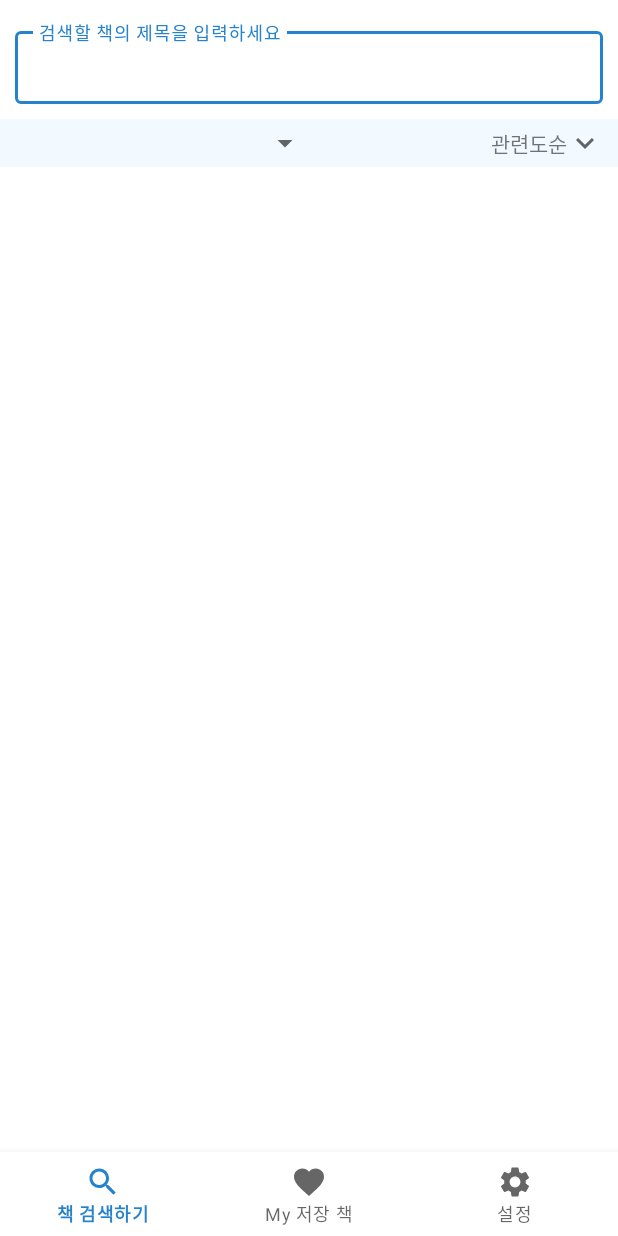
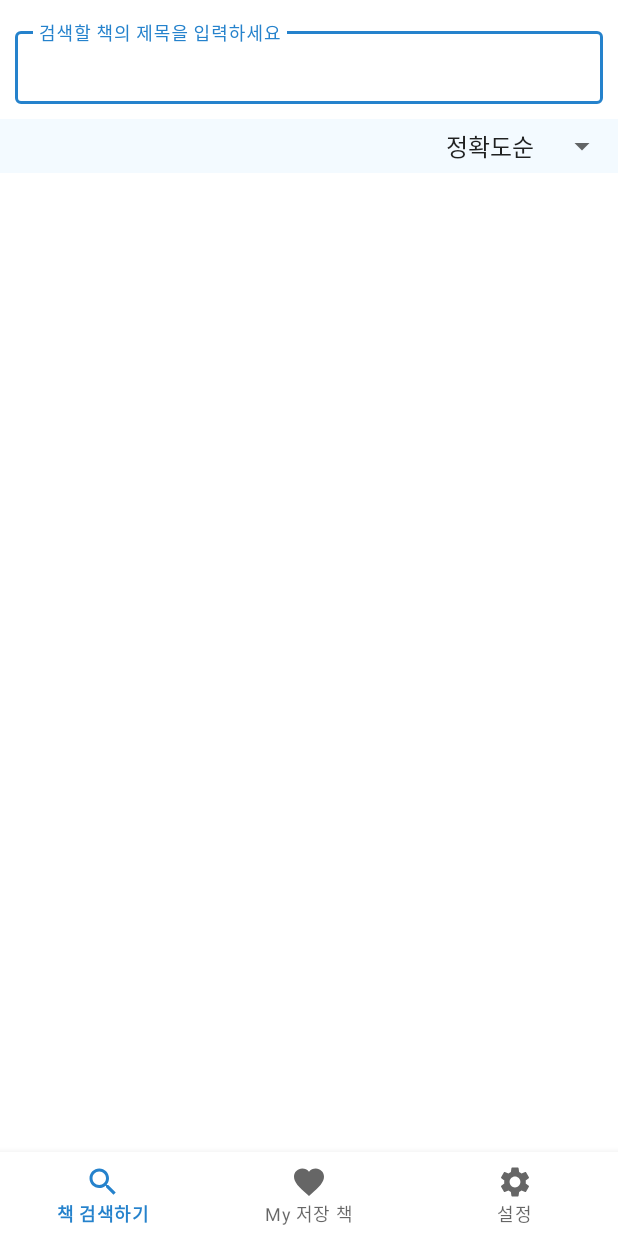
Before and after one commit to minjukit/BookSearch, an Android app: the screen it shows after launch (MainActivity), on a phone screen of 412 x 824 dp. Run offline under Robolectric (Android 15) with nearby library versions, the phone set to English and light mode, and no system bars; our stand-ins replace Room's generated code, navigation-ui.

Commit message:
spinner filter 구현

```diff
--- a/app/src/main/java/com/example/booksearch/data/repository/BookSearchRepositoryImpl.kt
+++ b/app/src/main/java/com/example/booksearch/data/repository/BookSearchRepositoryImpl.kt
@@ -56,6 +56,7 @@ class BookSearchRepositoryImpl(
         }
     }
 
+
     override suspend fun getSortMode(): Flow<String> {
         return dataStore.data.catch { exception ->
             if (exception is IOException) {
--- a/app/src/main/java/com/example/booksearch/ui/view/SearchFragment.kt
+++ b/app/src/main/java/com/example/booksearch/ui/view/SearchFragment.kt
@@ -5,16 +5,24 @@ import android.text.Editable
 import android.view.LayoutInflater
 import android.view.View
 import android.view.ViewGroup
+import android.widget.AdapterView
+import android.widget.ArrayAdapter
 import android.widget.Spinner
+import androidx.core.os.bundleOf
 import androidx.core.widget.addTextChangedListener
 import androidx.fragment.app.Fragment
+import androidx.fragment.app.setFragmentResult
 import androidx.lifecycle.Observer
+import androidx.lifecycle.lifecycleScope
 import androidx.navigation.fragment.findNavController
 import androidx.recyclerview.widget.DividerItemDecoration
 import androidx.recyclerview.widget.LinearLayoutManager
+import com.example.booksearch.R
 import com.example.booksearch.databinding.FragmentSearchBinding
 import com.example.booksearch.ui.adapter.BookSearchAdapter
 import com.example.booksearch.ui.viewModel.BookSearchViewModel
+import com.example.booksearch.util.Sort
+import kotlinx.coroutines.launch
 
 class SearchFragment : Fragment() {
 
@@ -56,7 +64,7 @@ class SearchFragment : Fragment() {
             bsAdapter.submitList(books)
         })
 
-/*
+
         bsAdapter.itemClick = object : BookSearchAdapter.ItemClick {
             override fun onClick(view: View, position: Int, url: String) {
 
@@ -74,42 +82,52 @@ class SearchFragment : Fragment() {
 
 
             }
-        }*/
+        }
 
         setUpRecyclerView()
+        setUpSpinner() //spinner filter
+
+        loadSettings()
 
         // AdapterView.OnItemSelectedListener override
+        spinner.onItemSelectedListener =
+            object : AdapterView.OnItemSelectedListener { //스피너 check된 모드를 뷰모델에 저장
+                override fun onItemSelected(p0: AdapterView<*>?, p1: View?, pos: Int, p3: Long) {
+                    val value = when (pos) {
+                        0 -> Sort.ACCURACY.value
+                        1 -> Sort.LATEST.value
+                        2 -> Sort.LOWEST.value
+                        3 -> Sort.HIGHEST.value
+                        4 -> Sort.GANADA.value
+                        else -> return@onItemSelected
+                    }
+                    bsViewModel.saveSortMode(value)
+                }
 
-        /* 추후 스피너로 변경할 것
-        spinner.onItemSelectedListener = object : AdapterView.OnItemSelectedListener {
-            override fun onItemSelected(p0: AdapterView<*>?, p1: View?, pos: Int, p3: Long) {
-                when (pos) {
-                    0 -> {
-                        Log.d("filter", "0" + p3.toString())
-                    }
-                    1 -> {
-                        Log.d("filter", "1" + p3.toString())
-                    }
-                    2 -> {
-                        Log.d("filter", "2" + p3.toString())
-                    }
-                    3 -> {
-                        Log.d("filter", "3" + p3.toString())
-                    }
-                    else -> {
+                // ***추후에 리사이클러뷰 바로 update되도록 수정할 것***
 
-                    }
+                override fun onNothingSelected(p0: AdapterView<*>?) {
+
                 }
             }
 
-            override fun onNothingSelected(p0: AdapterView<*>?) {
-
-            }
-        }
-*/
     }
 
-    /*추후 스피너로 변경할 것
+
+    private fun loadSettings() { //뷰모델에서 불러온 값을 확인 후 스피너에 반영
+        lifecycleScope.launch {
+            val spinnerId = when (bsViewModel.getSortMode()) {
+                Sort.ACCURACY.value -> 0
+                Sort.LATEST.value -> 1
+                Sort.LOWEST.value -> 2
+                Sort.HIGHEST.value -> 3
+                Sort.GANADA.value -> 4
+                else -> return@launch
+            }
+            binding.spinner.setSelection(spinnerId)
+        }
+    }
+
     private fun setUpSpinner() {
         //spinner 어댑터 설정 - array 연결
         spinner = binding.spinner
@@ -124,8 +142,6 @@ class SearchFragment : Fragment() {
             }
     }
 
-
-     */
 
     private fun setUpRecyclerView() {
         bsAdapter = BookSearchAdapter()
--- a/app/src/main/java/com/example/booksearch/ui/view/SettingsFragment.kt
+++ b/app/src/main/java/com/example/booksearch/ui/view/SettingsFragment.kt
@@ -5,12 +5,8 @@ import android.view.LayoutInflater
 import android.view.View
 import android.view.ViewGroup
 import androidx.fragment.app.Fragment
-import androidx.lifecycle.lifecycleScope
-import com.example.booksearch.R
 import com.example.booksearch.databinding.FragmentSettingsBinding
 import com.example.booksearch.ui.viewModel.BookSearchViewModel
-import com.example.booksearch.util.Sort
-import kotlinx.coroutines.launch
 
 class SettingsFragment : Fragment() {
     private var _binding: FragmentSettingsBinding? = null
@@ -36,10 +32,10 @@ class SettingsFragment : Fragment() {
         super.onViewCreated(view, savedInstanceState)
 
         bsViewModel = (activity as MainActivity).bookViewModel
-        saveSettings()
-        loadSettings()
+        //saveSettings()
+        //loadSettings()
     }
-
+/*
     private fun saveSettings() { // radioButton check된 모드를 뷰모델에 저장
         binding.rgSort.setOnCheckedChangeListener { radioGroup, i ->
             val value = when (i) {
@@ -63,6 +59,8 @@ class SettingsFragment : Fragment() {
     }
 
 
+ */
+
     override fun onDestroyView() {
         _binding = null
         super.onDestroyView()
--- a/app/src/main/java/com/example/booksearch/util/Sort.kt
+++ b/app/src/main/java/com/example/booksearch/util/Sort.kt
@@ -2,5 +2,16 @@ package com.example.booksearch.util
 
 enum class Sort(val value: String) {
     ACCURACY("accuracy"),
-    LATEST("latest")
+    LATEST("latest"),
+    LOWEST("lowest"),
+    HIGHEST("highest"),
+    GANADA("ganada"),
 }
+
+enum class SortInt(val value: Int) {
+    ACCURACY(0),
+    LATEST(1),
+    LOWEST(2),
+    HIGHEST(3),
+    GANADA(4)
+}
--- a/app/src/main/res/layout/fragment_search.xml
+++ b/app/src/main/res/layout/fragment_search.xml
@@ -32,43 +32,21 @@
     <androidx.constraintlayout.widget.ConstraintLayout
         android:id="@+id/conlayout"
         android:layout_width="0dp"
-        android:layout_height="32dp"
+        android:layout_height="36dp"
         android:background="#F3FAFF"
         android:orientation="horizontal"
         app:layout_constraintEnd_toEndOf="parent"
         app:layout_constraintStart_toStartOf="parent"
         app:layout_constraintTop_toBottomOf="@id/textlayout">
 
-        <TextView
-            android:id="@+id/tv_filter"
-            android:layout_width="wrap_content"
+        <Spinner
+            android:id="@+id/spinner"
+            android:layout_width="150dp"
             android:layout_height="wrap_content"
             android:layout_weight="1"
-            android:text="관련도순"
-            android:textSize="14sp"
-            app:layout_constraintBottom_toBottomOf="parent"
-            app:layout_constraintEnd_toStartOf="@id/imageView"
-            app:layout_constraintTop_toTopOf="parent" />
-
-        <ImageView
-            android:id="@+id/imageView"
-            android:layout_width="wrap_content"
-            android:layout_height="wrap_content"
-            android:layout_marginEnd="10dp"
-            android:layout_weight="1"
-            android:src="@drawable/ic_drop_down_24"
+            android:textAlignment="textEnd"
             app:layout_constraintBottom_toBottomOf="parent"
             app:layout_constraintEnd_toEndOf="parent"
-            app:layout_constraintTop_toTopOf="parent" />
-
-        <Spinner
-            android:id="@+id/spinner"
-            android:layout_width="100dp"
-            android:layout_height="wrap_content"
-            android:layout_weight="1"
-            app:layout_constraintBottom_toBottomOf="parent"
-            app:layout_constraintEnd_toStartOf="@+id/tv_filter"
-            app:layout_constraintStart_toStartOf="parent"
             app:layout_constraintTop_toTopOf="parent" />
 
     </androidx.constraintlayout.widget.ConstraintLayout>
--- a/app/src/main/res/values/strings.xml
+++ b/app/src/main/res/values/strings.xml
@@ -8,9 +8,9 @@
     <string name="searchHint">검색할 책의 제목을 입력하세요</string>
     <string-array name="filter_array">
         <item>정확도순</item>
-        <item>발간일순</item>
-        <item>가격낮은순</item>
-        <item>가격높은순</item>
+        <item>최신순</item>
+        <item>가격 낮은순</item>
+        <item>가격 높은순</item>
         <item>가나다순</item>
     </string-array>
 </resources>
```
